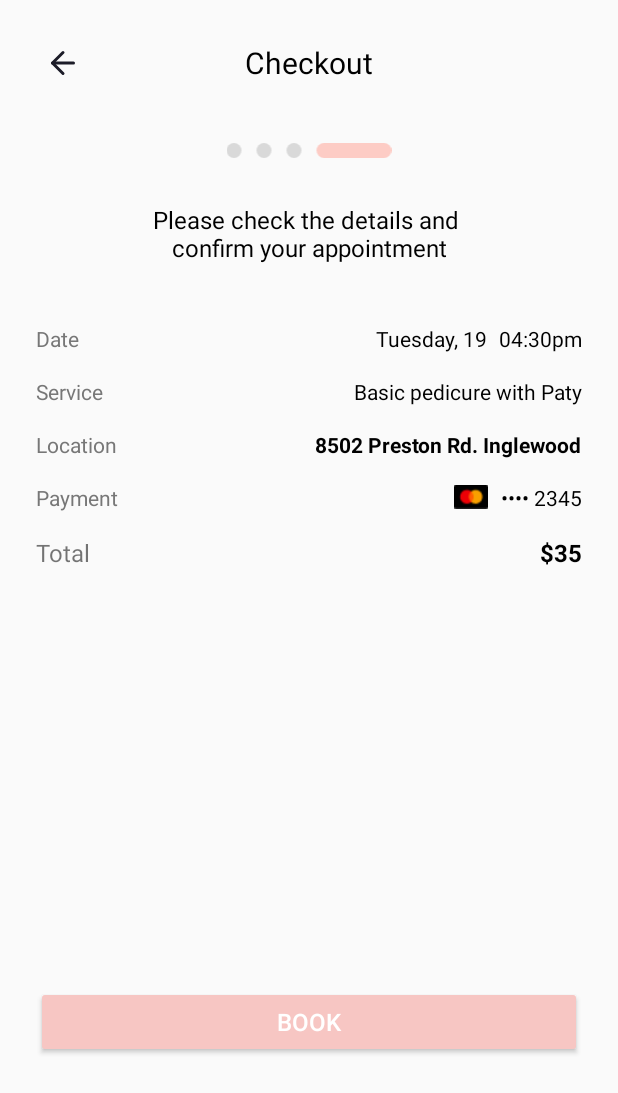
After one commit to DeathHollow/PP0101Markov, an Android app: the LoginActivity screen opened directly, with no data from a screen before it, on a phone screen of 412 x 824 dp. The commit adds this screen. Shown: the top 1093 px of the screen. Run offline under Robolectric (Android 15) with nearby library versions, the phone set to English and light mode, and no system bars.

Commit message:
navigation commit

```diff
--- a/app/src/main/AndroidManifest.xml
+++ b/app/src/main/AndroidManifest.xml
@@ -21,6 +21,11 @@
                 <category android:name="android.intent.category.LAUNCHER" />
             </intent-filter>
         </activity>
+        <activity android:name=".Board1Activity" />
+        <activity android:name=".Board2Activity" />
+        <activity android:name=".Board3Activity" />
+        <activity android:name=".Board4Activity" />
+        <activity android:name=".LoginActivity" />
     </application>
 
 </manifest>
--- /dev/null
+++ b/app/src/main/java/com/example/pp0101markov/LoginActivity.java
@@ -0,0 +1,16 @@
+package com.example.pp0101markov;
+
+import android.os.Bundle;
+import android.widget.Button;
+import android.widget.TextView;
+
+import androidx.appcompat.app.AppCompatActivity;
+
+public class LoginActivity extends AppCompatActivity {
+
+    @Override
+    protected void onCreate(Bundle savedInstanceState) {
+        super.onCreate(savedInstanceState);
+        setContentView(R.layout.login_screen);
+    }
+}
--- /dev/null
+++ b/app/src/main/res/drawable/state_3_.xml
@@ -0,0 +1,18 @@
+<vector xmlns:android="http://schemas.android.com/apk/res/android"
+    android:width="110dp"
+    android:height="10dp"
+    android:viewportWidth="110"
+    android:viewportHeight="10">
+  <path
+      android:pathData="M5,5m5,-0a5,5 0,1 1,-10 -0a5,5 0,1 1,10 -0"
+      android:fillColor="#D9D9D9"/>
+  <path
+      android:pathData="M25,5m5,-0a5,5 0,1 1,-10 -0a5,5 0,1 1,10 -0"
+      android:fillColor="#D9D9D9"/>
+  <path
+      android:pathData="M45,5m5,-0a5,5 0,1 1,-10 -0a5,5 0,1 1,10 -0"
+      android:fillColor="#D9D9D9"/>
+  <path
+      android:pathData="M105,10L65,10A5,5 0,0 1,60 5L60,5A5,5 0,0 1,65 0L105,0A5,5 0,0 1,110 5L110,5A5,5 0,0 1,105 10z"
+      android:fillColor="#FDCCC5"/>
+</vector>
--- /dev/null
+++ b/app/src/main/res/layout/checkout_screen.xml
@@ -0,0 +1,6 @@
+<?xml version="1.0" encoding="utf-8"?>
+<LinearLayout xmlns:android="http://schemas.android.com/apk/res/android"
+    android:layout_width="match_parent"
+    android:layout_height="match_parent">
+
+</LinearLayout>
--- /dev/null
+++ b/app/src/main/res/layout/login_screen.xml
@@ -0,0 +1,207 @@
+<?xml version="1.0" encoding="utf-8"?>
+<LinearLayout xmlns:android="http://schemas.android.com/apk/res/android"
+    xmlns:app="http://schemas.android.com/apk/res-auto"
+    android:layout_width="match_parent"
+    android:layout_height="match_parent"
+    android:orientation="vertical"
+    android:padding="24dp">
+
+    <LinearLayout
+        android:layout_width="match_parent"
+        android:layout_height="wrap_content"
+        android:orientation="horizontal"
+        android:gravity="center_vertical">
+
+        <ImageButton
+            android:id="@+id/buttonBack"
+            android:layout_width="36dp"
+            android:layout_height="36dp"
+            android:background="?attr/selectableItemBackgroundBorderless"
+            android:src="@drawable/light"
+            android:contentDescription="Back"/>
+
+        <TextView
+            android:layout_width="0dp"
+            android:layout_height="wrap_content"
+            android:text="Checkout"
+            android:textSize="20sp"
+            android:textColor="#000000"
+            android:layout_weight="1"
+            android:gravity="center" />
+
+        <View
+            android:layout_width="36dp"
+            android:layout_height="36dp" />
+    </LinearLayout>
+
+    <ImageView
+        android:layout_width="match_parent"
+        android:layout_height="wrap_content"
+        android:layout_marginTop="35dp"
+        android:src="@drawable/state_3_"/>
+
+    <TextView
+        android:id="@+id/textInstruction"
+        android:layout_width="match_parent"
+        android:layout_height="wrap_content"
+        android:text="@string/please_check_the_details_and_confirm_your_appointment"
+        android:textSize="16sp"
+        android:layout_marginTop="30dp"
+        android:textColor="#000000"
+        android:gravity="center"
+        android:layout_marginBottom="32dp" />
+    <LinearLayout
+        android:layout_width="match_parent"
+        android:layout_height="wrap_content"
+        android:orientation="vertical">
+
+        <LinearLayout
+            android:layout_width="match_parent"
+            android:layout_height="wrap_content"
+            android:orientation="horizontal"
+            android:paddingVertical="8dp">
+
+            <TextView
+                android:layout_width="0dp"
+                android:layout_height="wrap_content"
+                android:text="Date"
+                android:textColor="#777777"
+                android:layout_weight="1"
+                android:textSize="14sp" />
+
+            <TextView
+                android:id="@+id/textDate"
+                android:layout_width="wrap_content"
+                android:layout_height="wrap_content"
+                android:text="Tuesday, 19"
+                android:textColor="#000000"
+                android:textSize="14sp" />
+
+            <TextView
+                android:id="@+id/textTime"
+                android:layout_width="wrap_content"
+                android:layout_height="wrap_content"
+                android:text="04:30pm"
+                android:textColor="#000000"
+                android:textSize="14sp"
+                android:layout_marginStart="8dp" />
+        </LinearLayout>
+
+        <LinearLayout
+            android:layout_width="match_parent"
+            android:layout_height="wrap_content"
+            android:orientation="horizontal"
+            android:paddingVertical="8dp">
+
+            <TextView
+                android:layout_width="0dp"
+                android:layout_height="wrap_content"
+                android:text="Service"
+                android:textColor="#777777"
+                android:layout_weight="1"
+                android:textSize="14sp" />
+
+            <TextView
+                android:id="@+id/textService"
+                android:layout_width="wrap_content"
+                android:layout_height="wrap_content"
+                android:text="Basic pedicure with Paty"
+                android:textColor="#000000"
+                android:textSize="14sp" />
+        </LinearLayout>
+
+        <LinearLayout
+            android:layout_width="match_parent"
+            android:layout_height="wrap_content"
+            android:orientation="horizontal"
+            android:paddingVertical="8dp">
+
+            <TextView
+                android:layout_width="0dp"
+                android:layout_height="wrap_content"
+                android:text="Location"
+                android:textColor="#777777"
+                android:layout_weight="1"
+                android:textSize="14sp" />
+
+            <TextView
+                android:id="@+id/textLocation"
+                android:layout_width="wrap_content"
+                android:layout_height="wrap_content"
+                android:text="8502 Preston Rd. Inglewood"
+                android:textColor="#000000"
+                android:textSize="14sp"
+                android:textStyle="bold"
+                android:paintFlags="underline"/>
+        </LinearLayout>
+
+        <LinearLayout
+            android:layout_width="match_parent"
+            android:layout_height="wrap_content"
+            android:orientation="horizontal"
+            android:paddingVertical="8dp"
+            android:gravity="center_vertical">
+
+            <TextView
+                android:layout_width="0dp"
+                android:layout_height="wrap_content"
+                android:text="Payment"
+                android:textColor="#777777"
+                android:layout_weight="1"
+                android:textSize="14sp" />
+
+            <ImageView
+                android:layout_width="24dp"
+                android:layout_height="16dp"
+                android:src="@drawable/mastercard"
+                android:contentDescription="Card Icon" />
+
+            <TextView
+                android:id="@+id/textCardNumber"
+                android:layout_width="wrap_content"
+                android:layout_height="wrap_content"
+                android:text="•••• 2345"
+                android:textColor="#000000"
+                android:textSize="14sp"
+                android:layout_marginStart="8dp" />
+        </LinearLayout>
+
+        <LinearLayout
+            android:layout_width="match_parent"
+            android:layout_height="wrap_content"
+            android:orientation="horizontal"
+            android:paddingVertical="8dp"
+            android:gravity="center_vertical">
+
+            <TextView
+                android:layout_width="0dp"
+                android:layout_height="wrap_content"
+                android:text="Total"
+                android:textSize="16sp"
+                android:layout_weight="1" />
+
+            <TextView
+                android:id="@+id/textTotal"
+                android:layout_width="wrap_content"
+                android:layout_height="wrap_content"
+                android:text="\$35"
+                android:textColor="#000000"
+                android:textSize="16sp"
+                android:textStyle="bold" />
+        </LinearLayout>
+    </LinearLayout>
+
+
+    <Button
+        android:id="@+id/buttonBook"
+        android:layout_width="match_parent"
+        android:layout_height="48dp"
+        android:text="@string/book"
+        android:textColor="#FFFFFF"
+        android:textSize="16sp"
+        android:backgroundTint="#F7C6C3"
+        android:layout_marginTop="270dp"
+        android:enabled="true"
+        android:layout_gravity="bottom"/>
+
+</LinearLayout>
--- a/app/src/main/res/layout/onboard_1.xml
+++ b/app/src/main/res/layout/onboard_1.xml
@@ -33,14 +33,16 @@
         android:layout_height="wrap_content"
         android:orientation="horizontal"
         android:gravity="center">
-        <Button
+        <TextView
+            android:id="@+id/textSkip"
             android:layout_width="wrap_content"
             android:layout_height="wrap_content"
-            android:background="@drawable/button__white"
+            android:textSize="20dp"
             android:text="Skip"
             android:textColor="#FDCCC5"
             />
         <Button
+            android:id="@+id/buttonStart"
             android:layout_width="wrap_content"
             android:layout_height="wrap_content"
             android:background="@drawable/button"
--- a/app/src/main/res/values/strings.xml
+++ b/app/src/main/res/values/strings.xml
@@ -6,9 +6,9 @@
     <string name="please_choose_a_service">Please, choose a service:</string>
     <string name="nail">Nail</string>
     <string name="massage">Massage</string>
-    <string name="eyebrowns">Eyebrowns</string>
+    <string name="eyebrows">Eyebrows</string>
     <string name="hair">Hair</string>
-    <string name="skip">Skip</string>
+    <string name="skip"><u>Skip</u></string>
     <string name="now_choose_one_that_fit_your_needs"><b>Now, choose one \nthat fit your needs:</b></string>
     <string name="basic_manicure"><b>Basic Manicure</b></string>
     <string name="_30">$30</string>
@@ -18,4 +18,7 @@
     <string name="log_in">Log In</string>
     <string name="create_account">Create Account</string>
     <string name="hey_there">Hey there!</string>
+    <string name="please_check_the_details_and_confirm_your_appointment">Please check the details and \nconfirm your appointment</string>
+    <string name="date">Date</string>
+    <string name="book">Book</string>
 </resources>
```
Also changed, not shown: app/src/main/java/com/example/pp0101markov/Board1Activity.java (added, +42 -0 lines), app/src/main/java/com/example/pp0101markov/Board2Activity.java (added, +61 -0 lines), app/src/main/java/com/example/pp0101markov/Board3Activity.java (added, +34 -0 lines), app/src/main/res/drawable/apple_pay.xml (added, +27 -0 lines), app/src/main/res/drawable/arrow_ios_forward_outline_1.xml (added, +13 -0 lines), app/src/main/res/drawable/card.xml (added, +24 -0 lines), app/src/main/res/drawable/cash.xml (added, +25 -0 lines), app/src/main/res/drawable/line_26.xml (added, +11 -0 lines), app/src/main/res/drawable/paypal.xml (added, +19 -0 lines), app/src/main/res/layout/onboard_2.xml (+12 -7 lines), app/src/main/res/layout/payment_dialog.xml (added, +127 -0 lines), app/src/main/res/drawable/mastercard.png (added).
